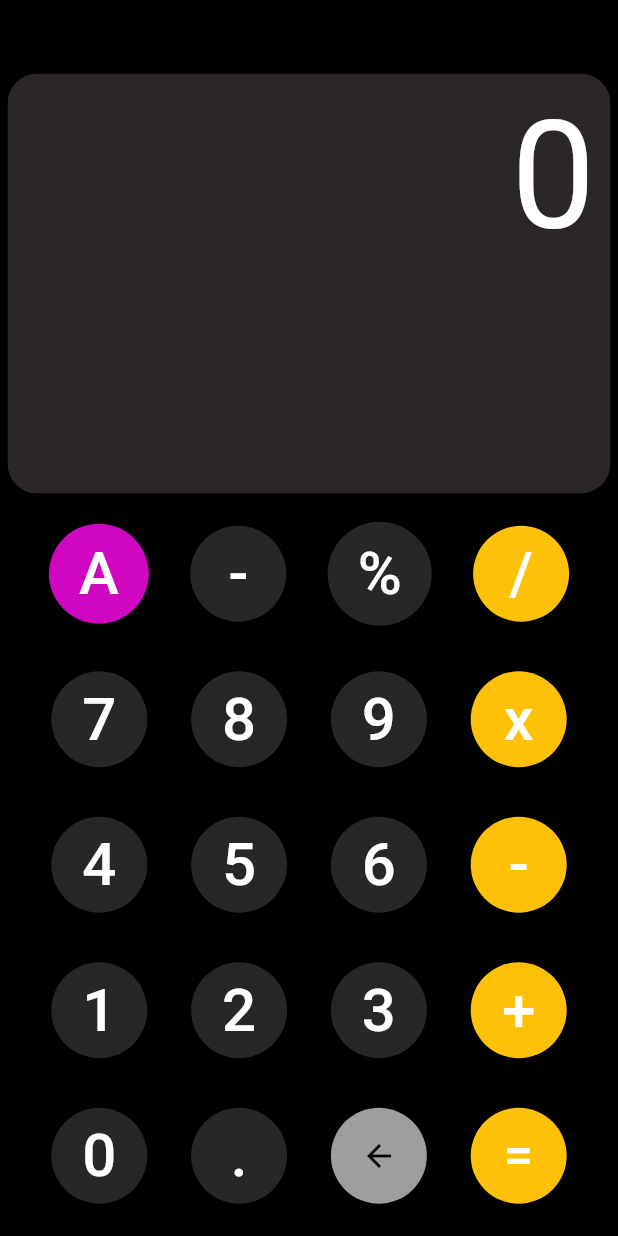
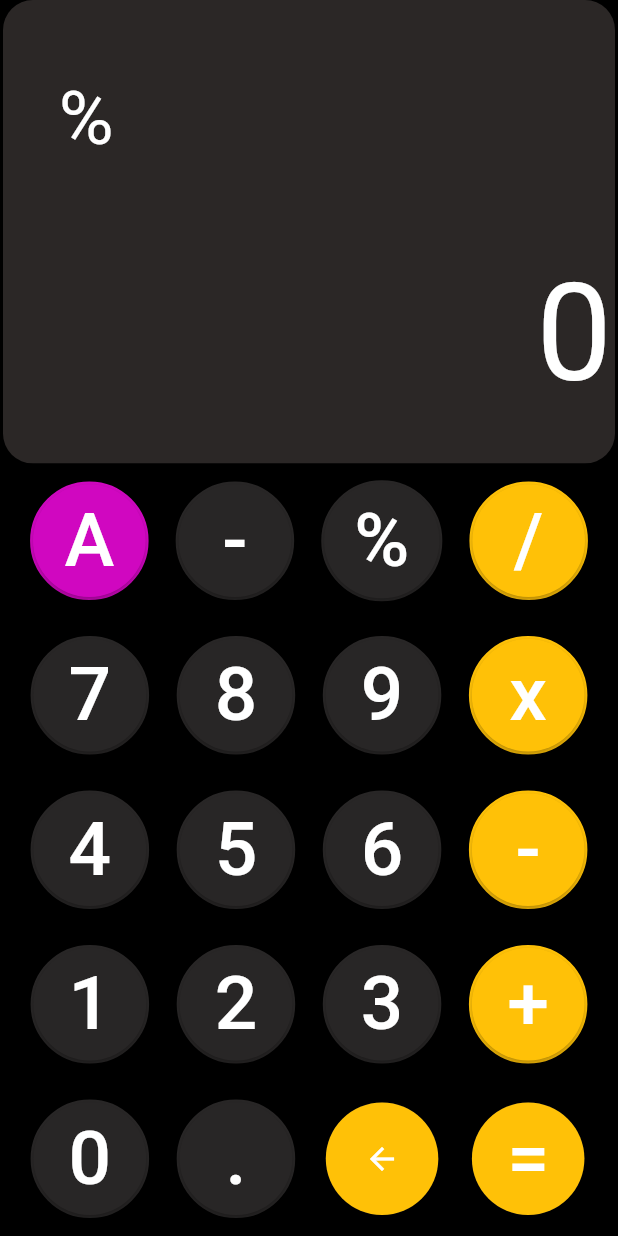
Before and after one commit to gokul153/calculator-added-fuction, a Flutter app: the screen it shows after launch, after a tap on an icon or button, on a phone screen of 412 x 824 dp. Run offline on Flutter 3.47's test engine with Material 2 defaults, Android fonts, the phone set to English and light mode, and no system bars; drawn by our look-alikes of auto_size_text.

Commit message:
stable_color

```diff
--- a/lib/main.dart
+++ b/lib/main.dart
@@ -1,8 +1,11 @@
+import 'package:auto_size_text/auto_size_text.dart';
 import 'package:flutter/material.dart';
 
-void main() => runApp(MyApp());
+void main() => runApp(Myapp());
 
-class MyApp extends StatelessWidget {
+class Myapp extends StatelessWidget {
+  const Myapp({Key? key}) : super(key: key);
+
   @override
   Widget build(BuildContext context) {
     return MaterialApp(
@@ -34,7 +37,7 @@ class _CalculatorState extends State<Calculator> {
                     child: Text('*'),
                     onPressed: () {
                       // Handle '*' option press here
-                      dupResult = text;
+                      dupResult = value;
                       check = 1;
                       print(
                           "result is fixed as $dupResult and check is $check");
@@ -65,6 +68,12 @@ class _CalculatorState extends State<Calculator> {
 
   Widget calcbutton(String btntxt, Color btncolor, Color txtcolor) {
     return Container(
+      child: Container(
+        decoration: BoxDecoration(
+          shape: BoxShape.circle,
+          color: btncolor,
+          border: Border.all(color: btncolor, width: 2),
+        ),
         child: ElevatedButton(
           onPressed: () {
             //to add functpm
@@ -73,14 +82,17 @@ class _CalculatorState extends State<Calculator> {
           child: Text(
             btntxt,
             style: TextStyle(
-            fontSize: 40,
+              fontSize: 50,
               color: txtcolor,
             ),
           ),
           style: ElevatedButton.styleFrom(
             primary: btncolor,
+            minimumSize: Size(75, 50),
+            //fixedSize: Size(75, 75),
             shape: CircleBorder(),
             padding: EdgeInsets.all(20),
+          ),
         ),
       ),
     );
@@ -91,46 +103,86 @@ class _CalculatorState extends State<Calculator> {
     //Calculator
     return Scaffold(
       backgroundColor: Colors.black,
-
       body: Padding(
-        padding: EdgeInsets.symmetric(horizontal: 5),
+        padding: EdgeInsets.symmetric(horizontal: 2),
         child: Column(
           mainAxisAlignment: MainAxisAlignment.end,
-          children: <Widget>[
+          // crossAxisAlignment: CrossAxisAlignment.start,
+          children: [
             // Calculator display
-            ClipRRect(
+            Expanded(
+              child: ClipRRect(
                 borderRadius: BorderRadius.circular(20),
                 child: Container(
-                child: Expanded(
-                  child: Container(
-                    height: 280,
+                  //width: double.maxFinite,
                   color: Color.fromARGB(255, 43, 39, 38),
                   child: SingleChildScrollView(
                     scrollDirection: Axis.vertical,
-                      child: Row(
+                    child: Column(
+                      children: [
+                        SizedBox(
+                          height: 50,
+                        ),
+                        Row(
                           mainAxisAlignment: MainAxisAlignment.end,
+                          crossAxisAlignment: CrossAxisAlignment.start,
                           children: <Widget>[
                             Padding(
-                            padding: const EdgeInsets.all(10.0),
-                            child: Text(
-                              '$text',
+                              padding: const EdgeInsets.all(0),
+                              child: Container(
+                                width: MediaQuery.of(context).size.width * 0.9,
+                                /*  height: 140,*/
+                                child: AutoSizeText(
+                                  '$dispresult\n',
                                   textAlign: TextAlign.left,
                                   style: TextStyle(
                                     color: Colors.white,
-                                fontSize: 100,
+                                    fontSize: 50,
+                                  ),
+                                  maxLines: 2,
+                                  overflow: TextOverflow.ellipsis,
                                 ),
                               ),
-                          )
+                            ),
+                            /*  Container(
+                              height: 100,
+                              child: FittedBox(
+                                child: Text(
+                                  "$dispresult\n"
+                                  //textAlign: TextAlign.left,
+                                ),
+                              ),
+                            )*/
+                          ],
+                        ),
+                        Row(
+                          mainAxisAlignment: MainAxisAlignment.end,
+                          crossAxisAlignment: CrossAxisAlignment.start,
+                          children: [
+                            Padding(
+                              padding: const EdgeInsets.all(2),
+                              child: SizedBox(
+                                // width: double.maxFinite,
+                                /*  height: 140,*/
+                                child: AutoSizeText(
+                                  '$value',
+                                  textAlign: TextAlign.left,
+                                  style: TextStyle(
+                                    color: Colors.white,
+                                    fontSize: 90,
+                                  ),
+                                ),
+                              ),
+                            ),
+                          ],
+                        ),
                       ],
                     ),
                   ),
                 ),
               ),
             ),
-            ),
-             SizedBox(
-              height: 10,
-            ),
+
             Row(
               mainAxisAlignment: MainAxisAlignment.spaceEvenly,
               children: <Widget>[
@@ -140,9 +192,7 @@ class _CalculatorState extends State<Calculator> {
                 calcbutton('/', Colors.amber, Colors.white),
               ],
             ),
-            SizedBox(
-              height: 10,
-            ),
+
             Row(
               mainAxisAlignment: MainAxisAlignment.spaceEvenly,
               children: <Widget>[
@@ -152,9 +202,7 @@ class _CalculatorState extends State<Calculator> {
                 calcbutton('x', Colors.amber, Colors.white),
               ],
             ),
-            SizedBox(
-              height: 10,
-            ),
+
             Row(
               mainAxisAlignment: MainAxisAlignment.spaceEvenly,
               children: <Widget>[
@@ -164,9 +212,7 @@ class _CalculatorState extends State<Calculator> {
                 calcbutton('-', Colors.amber, Colors.white),
               ],
             ),
-            SizedBox(
-              height: 10,
-            ),
+
             Row(
               mainAxisAlignment: MainAxisAlignment.spaceEvenly,
               children: <Widget>[
@@ -176,9 +222,7 @@ class _CalculatorState extends State<Calculator> {
                 calcbutton('+', Colors.amber, Colors.white),
               ],
             ),
-            SizedBox(
-              height: 10,
-            ),
+
             Row(
               mainAxisAlignment: MainAxisAlignment.spaceEvenly,
               children: <Widget>[
@@ -187,7 +231,44 @@ class _CalculatorState extends State<Calculator> {
                 calcbutton('.', Color.fromARGB(255, 40, 38, 38), Colors.white),
                 //  calcbutton('=',Colors.amber,Colors.white),
                 Container(
+                  decoration: BoxDecoration(
+                    shape: BoxShape.circle,
+                    color: Color.fromARGB(255, 40, 38, 38),
+                    border: Border.all(width: 2),
+                  ),
+                  child: GestureDetector(
+                    onLongPress: () {
+                      // Do something on long press
+                      check = 0;
+                      print("normal calculator");
+                    },
                     child: ElevatedButton(
+                      onPressed: () {
+                        // Do something on button press
+                        calculation('d');
+                      },
+                      child: Container(
+                          alignment: Alignment.center,
+                          child: Row(
+                            children: [
+                              Icon(Icons.arrow_back),
+                              Text(
+                                "",
+                                style: TextStyle(fontSize: 50),
+                              ),
+                            ],
+                          )),
+                      style: ElevatedButton.styleFrom(
+                        primary: Colors.amber,
+                        minimumSize: Size(75, 50),
+                        //fixedSize: Size(75, 75),
+                        shape: CircleBorder(),
+                        padding: EdgeInsets.all(20),
+                      ),
+                    ),
+                  ),
+                ),
+                /* child:ElevatedButton(
                       onPressed: () {
                         /* Your code here */
                         calculation('d');
@@ -201,23 +282,32 @@ class _CalculatorState extends State<Calculator> {
                           children: [
                             Icon(
                               Icons.arrow_back,
-                          color: Colors.black,
+                              color: Color.fromARGB(255, 255, 251, 251),
                             ),
                             //SizedBox(width: 8),
                             Text(
                               "",
-                          style: TextStyle(fontSize: 20),
+                              style: TextStyle(fontSize: 50),
                             ),
                           ],
                         ),
                       ),
                       style: ElevatedButton.styleFrom(
-                    primary: Colors.grey,
+                        primary: Color.fromARGB(255, 40, 38, 38),
+                        minimumSize: Size(75, 50),
+                        //fixedSize: Size(75, 75),
                         shape: CircleBorder(),
                         padding: EdgeInsets.all(20),
                       ),
-                )),
-                InkWell(
+                    ),
+                    ),*/
+                Container(
+                  decoration: BoxDecoration(
+                    shape: BoxShape.circle,
+                    color: Color.fromARGB(255, 40, 38, 38),
+                    border: Border.all(width: 2),
+                  ),
+                  child: InkWell(
                     onLongPress: () {
                       // Show pop-up menu here
                       _showPopUp(context);
@@ -227,7 +317,7 @@ class _CalculatorState extends State<Calculator> {
                       child: Text(
                         '=',
                         style: TextStyle(
-                        fontSize: 35,
+                          fontSize: 50,
                           color: Colors.white,
                         ),
                       ),
@@ -237,15 +327,15 @@ class _CalculatorState extends State<Calculator> {
                       },
                       style: ElevatedButton.styleFrom(
                         primary: Colors.amber,
+                        minimumSize: Size(75, 50),
+                        //fixedSize: Size(75, 75),
                         shape: CircleBorder(),
                         padding: EdgeInsets.all(20),
                       ),
                     ),
-                )
+                  ),
+                ),
               ],
-            ),
-            SizedBox(
-              height: 10,
             ),
           ],
         ),
@@ -259,20 +349,27 @@ class _CalculatorState extends State<Calculator> {
   double numOne = 0;
   double numTwo = 0;
   int check = 0;
+  int res = 0;
   dynamic result = '';
+  dynamic dispresult = '';
   dynamic finalResult = '';
   dynamic dupResult = '';
   dynamic opr = '';
   dynamic preOpr = '';
+  dynamic value = '';
   void calculation(btnText) {
     print(check);
     print("button text $btnText");
+    if (btnText != null && btnText != 'A' && btnText != "=" && btnText != 'd') {
+      dispresult = dispresult + btnText;
+    }
     if (btnText == 'A') {
       text = '0';
       numOne = 0;
       numTwo = 0;
       result = '';
-      finalResult = '0';
+      finalResult = '';
+      dispresult = '';
       opr = '';
       preOpr = '';
     } else if (opr == '=' && btnText == '=') {
@@ -307,6 +404,7 @@ class _CalculatorState extends State<Calculator> {
           print("final result is manipulated");
           finalResult = dupResult;
         } else {
+          //dispresult = dispresult + "+";
           finalResult = add();
         }
       } else if (opr == '-') {
@@ -352,14 +450,25 @@ class _CalculatorState extends State<Calculator> {
     } else if (btnText == "d") {
       result = result.toString().substring(0, result.toString().length - 1);
       // finalResult = finalResult.substring(0, finalResult.length - 1);
+      dispresult =
+          dispresult.toString().substring(0, dispresult.toString().length - 1);
+      //finalResult = result;
+      //dispresult = result;
+      print("dispresult back $dispresult");
+    } else {
+      // dispresult = dispresult + btnText;
+      print("intermediate disp result is $dispresult");
+      result = result + btnText;
+      // finalResult = dispresult;
+      if (btnText == "=") {
         finalResult = result;
-    } else {
-      result = result + btnText;
-      finalResult = result;
+        print(finalResult);
+      }
     }
 
     setState(() {
-      text = finalResult;
+      dispresult;
+      value = finalResult;
     });
   }
 
--- a/pubspec.yaml
+++ b/pubspec.yaml
@@ -34,6 +34,7 @@ dependencies:
   # The following adds the Cupertino Icons font to your application.
   # Use with the CupertinoIcons class for iOS style icons.
   cupertino_icons: ^1.0.2
+  auto_size_text: ^3.0.0
 
 dev_dependencies:
   flutter_test:
```
Also changed, not shown: pubspec.lock. Lines whose indentation alone changed are shown as unchanged.
